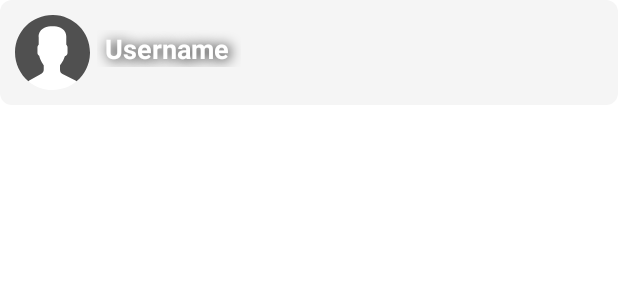
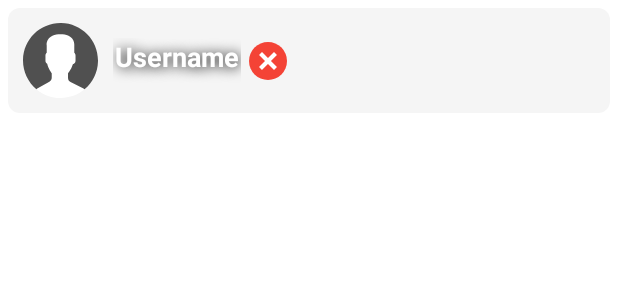
Before and after one commit to CristinaRacovita/final-project, an Android app: the layout menu_group_item.xml on its own in the app's theme, with its tools: preview values and no code run, on a phone screen of 412 x 824 dp. Shown: the top 300 px of the screen. Run offline under Robolectric (Android 15) with nearby library versions, the phone set to English and light mode, and no system bars; network calls fail.

Commit message:
searching and select the user implementing

```diff
--- a/app/src/main/java/com/example/moviepicker/presentation/activity/MainActivity.kt
+++ b/app/src/main/java/com/example/moviepicker/presentation/activity/MainActivity.kt
@@ -56,9 +56,6 @@ class MainActivity : AppCompatActivity() {
 
         alertDialog.setView(binding.root)
 
-        val titleView = layoutInflater.inflate(R.layout.dialog_title, null)
-        alertDialog.setCustomTitle(titleView)
-
         val dialog = alertDialog.create()
 
         dialog.show()
--- /dev/null
+++ b/app/src/main/res/drawable/checked.xml
@@ -0,0 +1,12 @@
+<vector xmlns:android="http://schemas.android.com/apk/res/android"
+    android:width="512dp"
+    android:height="512dp"
+    android:viewportWidth="367.805"
+    android:viewportHeight="367.805">
+  <path
+      android:pathData="M183.903,0.001c101.566,0 183.902,82.336 183.902,183.902s-82.336,183.902 -183.902,183.902S0.001,285.469 0.001,183.903l0,0C-0.288,82.625 81.579,0.29 182.856,0.001C183.205,0 183.554,0 183.903,0.001z"
+      android:fillColor="#f44336"/>
+  <path
+      android:pathData="M285.78,133.225l-130.612,130.612l-73.143,-72.62l29.78,-29.257l43.363,42.841l100.833,-100.833z"
+      android:fillColor="#ffffff"/>
+</vector>
--- /dev/null
+++ b/app/src/main/res/drawable/custom_toggle.xml
@@ -0,0 +1,10 @@
+<?xml version="1.0" encoding="utf-8"?>
+<selector xmlns:android="http://schemas.android.com/apk/res/android">
+
+    <item android:state_checked="false"
+        android:drawable="@drawable/unchecked" />
+
+    <item android:state_checked="true"
+        android:drawable="@drawable/checked" />
+
+</selector>
--- /dev/null
+++ b/app/src/main/res/drawable/unchecked.xml
@@ -0,0 +1,15 @@
+<vector xmlns:android="http://schemas.android.com/apk/res/android"
+    android:width="512dp"
+    android:height="512dp"
+    android:viewportWidth="512"
+    android:viewportHeight="512">
+  <path
+      android:pathData="M0,256a256,255.832 0,1 0,512 0a256,255.832 0,1 0,-512 0z"
+      android:fillColor="#f44336"/>
+  <path
+      android:pathData="M135.219,174.775l39.591,-39.591l201.997,201.997l-39.591,39.591z"
+      android:fillColor="#ffffff"/>
+  <path
+      android:pathData="M135.201,337.166l201.997,-201.997l39.591,39.591l-201.997,201.997z"
+      android:fillColor="#ffffff"/>
+</vector>
--- a/app/src/main/res/layout/menu_group_item.xml
+++ b/app/src/main/res/layout/menu_group_item.xml
@@ -1,39 +1,63 @@
 <?xml version="1.0" encoding="utf-8"?>
-<layout>
+<layout xmlns:app="http://schemas.android.com/apk/res-auto">
+
     <data>
+
         <variable
             name="model"
-            type="com.example.moviepicker.domain.UserItem" />
+            type="com.example.moviepicker.presentation.viewmodel.ItemViewModel" />
     </data>
 
-    <FrameLayout xmlns:android="http://schemas.android.com/apk/res/android"
+    <androidx.constraintlayout.widget.ConstraintLayout xmlns:android="http://schemas.android.com/apk/res/android"
+        xmlns:tools="http://schemas.android.com/tools"
         android:layout_width="match_parent"
         android:layout_height="wrap_content"
-        xmlns:tools="http://schemas.android.com/tools"
+        android:layout_margin="@dimen/small_margin"
         android:background="@drawable/round_corner">
 
         <ImageView
+            android:id="@+id/user_profile"
             android:layout_width="50dp"
             android:layout_height="50dp"
+            android:layout_margin="@dimen/margin"
             android:src="@drawable/ic_user_profile"
-            android:layout_margin="@dimen/margin"/>
+            app:layout_constraintBottom_toBottomOf="parent"
+            app:layout_constraintStart_toStartOf="parent"
+            app:layout_constraintTop_toTopOf="parent" />
 
         <TextView
+            android:id="@+id/username_textView"
             android:layout_width="wrap_content"
             android:layout_height="wrap_content"
-            tools:text="Username"
+            android:layout_marginStart="@dimen/margin"
+            android:paddingStart="1dp"
+            android:paddingEnd="1dp"
+            android:paddingBottom="5dp"
             android:shadowColor="@color/black"
             android:shadowDx="1.5"
             android:shadowDy="1.3"
             android:shadowRadius="10"
+            android:text="@{model.username}"
+            android:textColor="@color/white"
+            android:textSize="@dimen/text_size"
             android:textStyle="bold"
-            android:text="@{model.email}"
-            android:paddingEnd="@dimen/margin"
-            android:paddingStart="@dimen/margin"
-            android:textSize="@dimen/text_size"
-            android:layout_marginStart="60dp"
-            android:textColor="@color/white"
-            android:layout_marginTop="20dp"/>
+            app:layout_constraintBottom_toBottomOf="@id/user_profile"
+            app:layout_constraintStart_toEndOf="@+id/user_profile"
+            app:layout_constraintTop_toTopOf="@id/user_profile"
+            tools:text="Username" />
 
-    </FrameLayout>
+        <ToggleButton
+            android:layout_width="25dp"
+            android:layout_height="25dp"
+            android:layout_marginStart="@dimen/small_margin"
+            android:background="@drawable/custom_toggle"
+            android:checked="@={model.isChecked}"
+            android:onClick="@{(view) -> model.selectUser(view,model, model.isChecked)}"
+            android:textColor="@android:color/transparent"
+            app:layout_constraintBottom_toBottomOf="@id/username_textView"
+            app:layout_constraintStart_toEndOf="@id/username_textView"
+            app:layout_constraintTop_toTopOf="@id/username_textView" />
+
+
+    </androidx.constraintlayout.widget.ConstraintLayout>
 </layout>
```
Also changed, not shown: app/src/main/java/com/example/moviepicker/presentation/adapter/CreateGroupAdapter.kt (+14 -4 lines), app/src/main/java/com/example/moviepicker/presentation/binderAdapter/GroupMenuBinderAdapter.kt (+49 -4 lines), app/src/main/java/com/example/moviepicker/presentation/viewmodel/AlertDialogViewModel.kt (+11 -4 lines), app/src/main/java/com/example/moviepicker/presentation/viewmodel/ItemViewModel.kt (added, +17 -0 lines), app/src/main/res/drawable/ic_baseline_close_24.xml (deleted, +0 -11 lines), app/src/main/res/layout/dialog_title.xml (deleted, +0 -15 lines), app/src/main/res/layout/group_menu.xml (+52 -21 lines).
